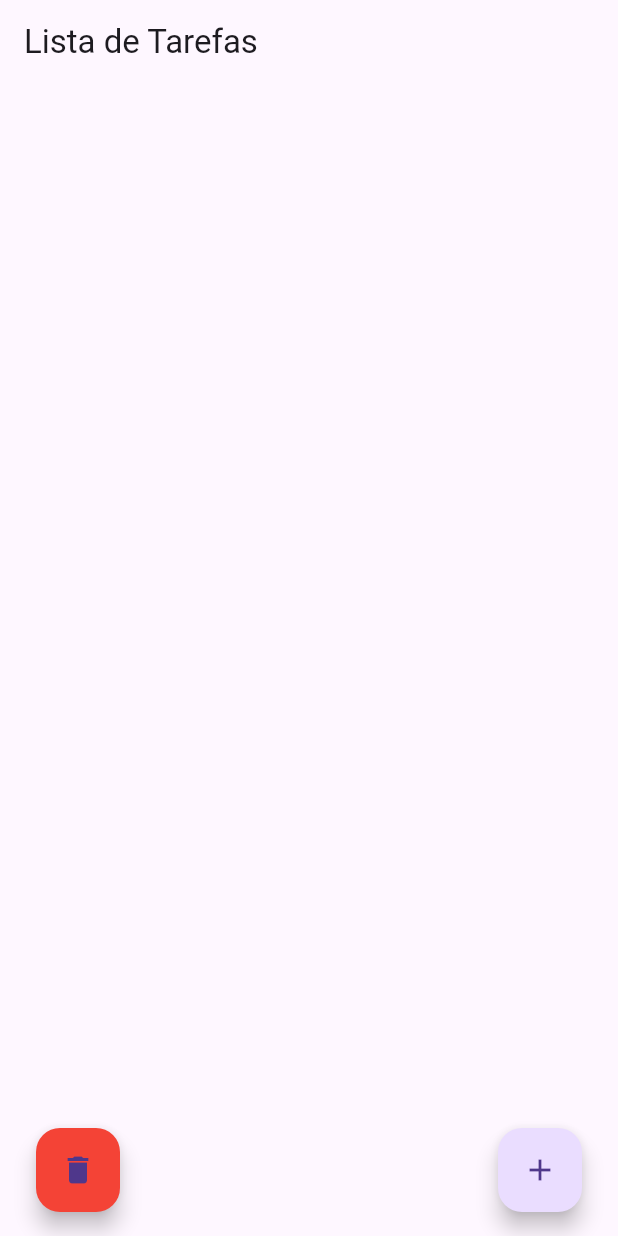
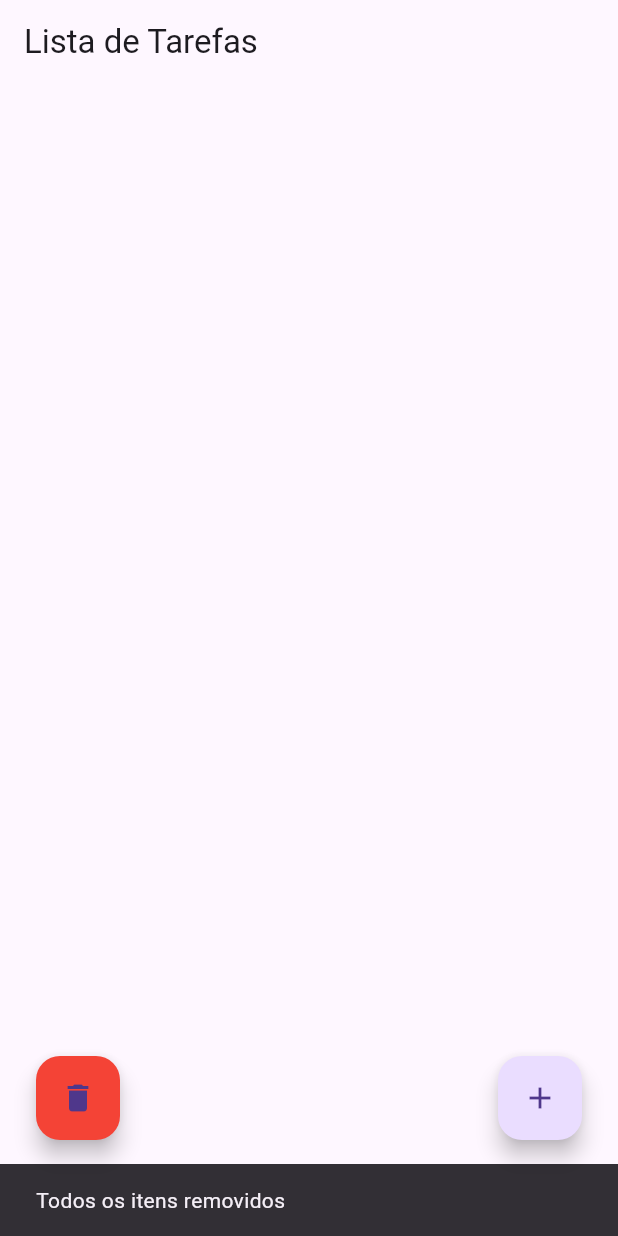
Before and after one commit to nandamarques/todo-list-flutter, a Flutter app: the screen it shows after launch, after a tap on the "delete" icon, on a phone screen of 412 x 824 dp. Run offline on Flutter 3.47's test engine with Material 3 defaults, Android fonts, the phone set to English and light mode, and no system bars.

Commit message:
feat: add a snack bar to all itens removed

```diff
--- a/lib/main.dart
+++ b/lib/main.dart
@@ -218,7 +218,13 @@ class _TodoListScreenState extends State<TodoListScreen> {
           children: [
             FloatingActionButton(
               heroTag: "deletedBtn",
-              onPressed: _clearAllTasks,
+              onPressed: () {
+                _clearAllTasks();
+
+              ScaffoldMessenger.of(context).showSnackBar(
+                SnackBar(content: Text('Todos os itens removidos')),
+              );
+              },
               backgroundColor: Colors.red,
               child: const Icon(Icons.delete),
             ),
```
